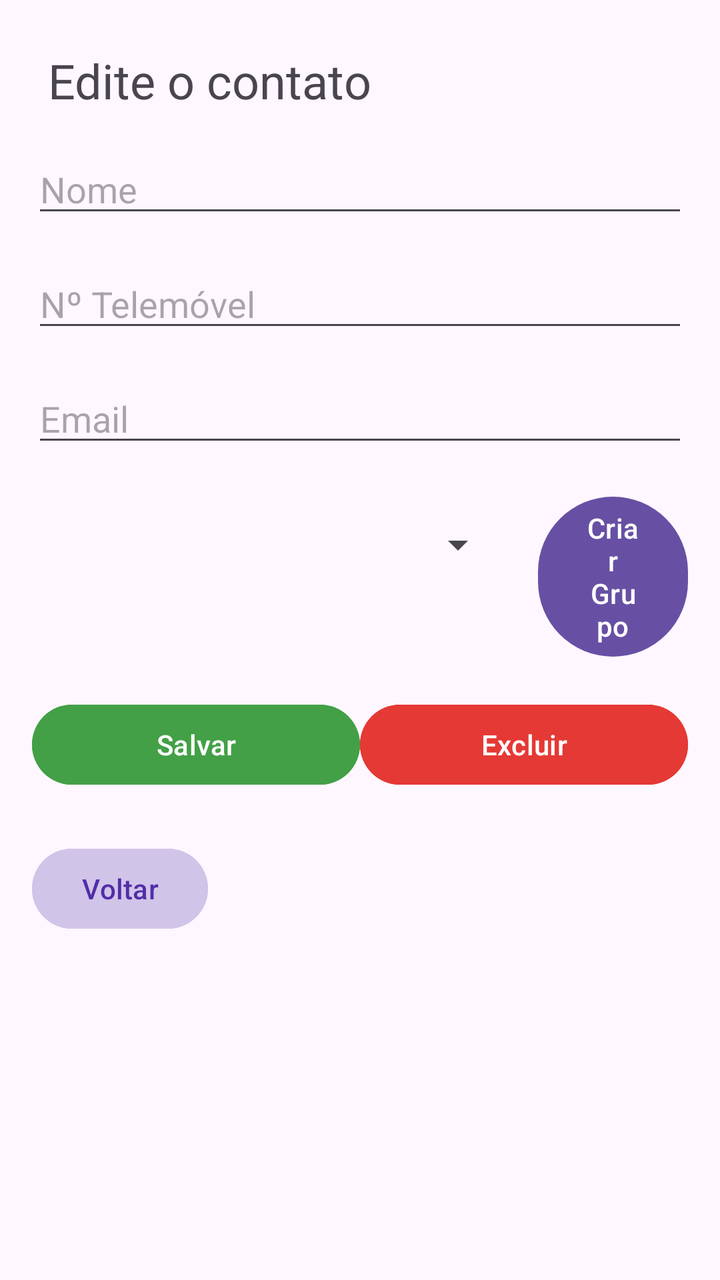
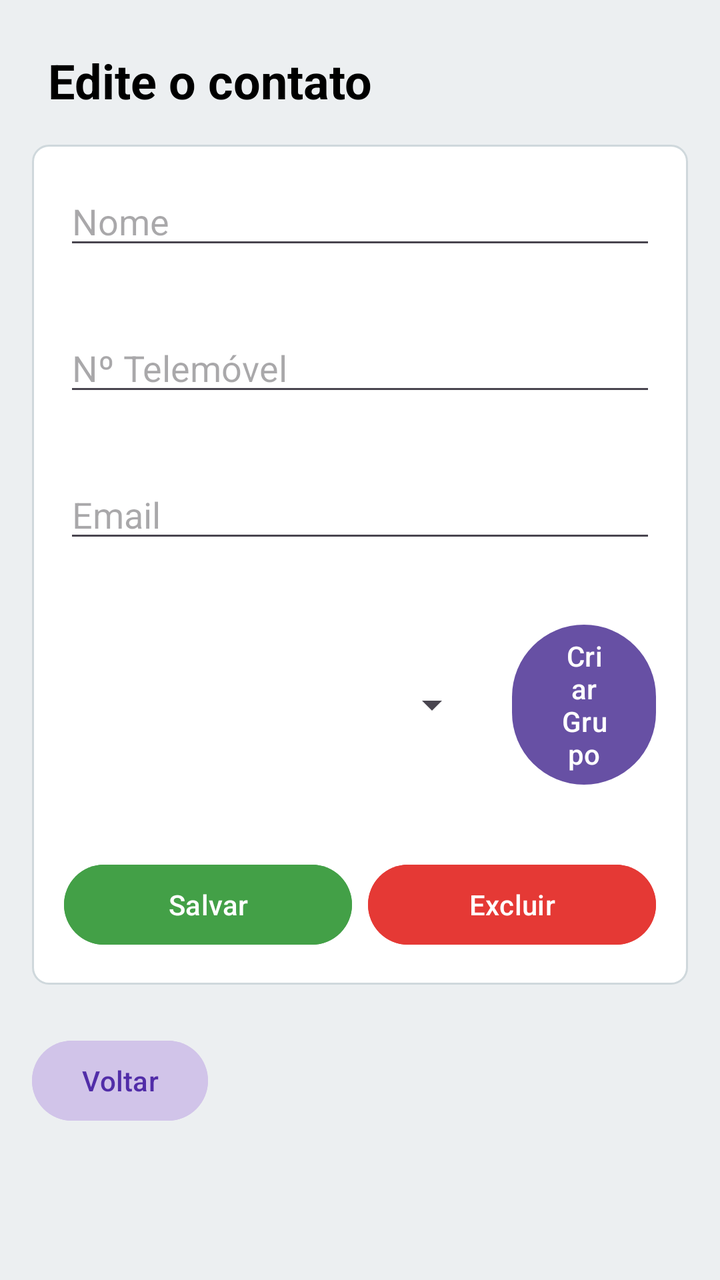

Compare the two renders of this Android layout. The source of the first and the diff that turns it into the second are given below.
<!-- AndroidManifest.xml: application theme Theme.ListaDeContatos -->
<!-- res/layout/editar_contato_activity.xml -->
<?xml version="1.0" encoding="utf-8"?>
<androidx.constraintlayout.widget.ConstraintLayout xmlns:android="http://schemas.android.com/apk/res/android"
    android:layout_width="match_parent"
    android:layout_height="match_parent"
    xmlns:tools="http://schemas.android.com/tools"
    tools:context=".EditarContatoActivity"
    xmlns:app="http://schemas.android.com/apk/res-auto">

    <TextView
        android:id="@+id/TituloEditar"
        android:layout_width="0dp"
        android:layout_height="wrap_content"
        android:layout_margin="24dp"
        android:text="Edite o contato"
        android:textSize="24sp"
        app:layout_constraintEnd_toEndOf="parent"
        app:layout_constraintStart_toStartOf="parent"
        app:layout_constraintTop_toTopOf="parent" />

    <EditText
        android:id="@+id/edtNomeEditar"
        android:layout_width="0dp"
        android:layout_height="wrap_content"
        android:layout_margin="16dp"
        android:hint="Nome"
        app:layout_constraintEnd_toEndOf="parent"
        app:layout_constraintStart_toStartOf="parent"
        app:layout_constraintTop_toBottomOf="@+id/TituloEditar" />

    <EditText
        android:id="@+id/edtTelemovelEditar"
        android:layout_width="0dp"
        android:layout_height="wrap_content"
        android:hint="Nº Telemóvel"
        app:layout_constraintTop_toBottomOf="@id/edtNomeEditar"
        app:layout_constraintStart_toStartOf="parent"
        app:layout_constraintEnd_toEndOf="parent"
        android:layout_margin="16dp"/>

    <EditText
        android:id="@+id/edtEmailEditar"
        android:layout_width="0dp"
        android:layout_height="wrap_content"
        android:hint="Email"
        app:layout_constraintTop_toBottomOf="@id/edtTelemovelEditar"
        app:layout_constraintStart_toStartOf="parent"
        app:layout_constraintEnd_toEndOf="parent"
        android:layout_margin="16dp"/>


    <LinearLayout
        android:id="@+id/grupoEditar"
        android:layout_width="0dp"
        android:layout_height="wrap_content"
        android:layout_margin="16dp"
        android:orientation="horizontal"
        app:layout_constraintTop_toBottomOf="@id/edtEmailEditar"
        app:layout_constraintStart_toStartOf="parent"
        app:layout_constraintEnd_toEndOf="parent">

        <Spinner
            android:id="@+id/spinnerGrupoEditar"
            android:layout_width="221dp"
            android:layout_height="wrap_content"
            android:layout_margin="16dp"
            app:layout_constraintEnd_toEndOf="parent"
            app:layout_constraintStart_toStartOf="parent"
            app:layout_constraintTop_toBottomOf="@id/edtEmailEditar" />

        <Button
            android:id="@+id/btnCriarGrupoEditar"
            android:layout_width="wrap_content"
            android:layout_height="wrap_content"
            android:layout_weight="1"
            android:text="Criar Grupo" />

    </LinearLayout>


    <LinearLayout
        android:id="@+id/btnSalvarExcluirEditar"
        android:layout_width="0dp"
        android:layout_height="wrap_content"
        android:layout_margin="16dp"
        android:orientation="horizontal"
        app:layout_constraintTop_toBottomOf="@id/grupoEditar"
        app:layout_constraintStart_toStartOf="parent"
        app:layout_constraintEnd_toEndOf="parent">

        <Button
            android:id="@+id/btnSalvarEditar"
            android:layout_width="0dp"
            android:layout_height="wrap_content"
            android:layout_weight="1"
            android:backgroundTint="@color/green_600"
            android:text="Salvar"/>

        <Button
            android:id="@+id/btnExcluirEditar"
            android:layout_width="0dp"
            android:layout_height="wrap_content"
            android:layout_weight="1"
            android:backgroundTint="@color/red_600"
            android:text="Excluir" />
    </LinearLayout>


    <Button
        android:id="@+id/btnVoltarEditar"
        android:layout_width="0dp"
        android:layout_height="wrap_content"
        android:layout_marginTop="24dp"
        android:layout_marginLeft="16dp"
        android:layout_weight="1"
        android:backgroundTint="@color/purple_100"
        android:text="Voltar"
        android:textColor="@color/purple_700"
        app:layout_constraintStart_toStartOf="parent"
        app:layout_constraintTop_toBottomOf="@+id/btnSalvarExcluirEditar" />

</androidx.constraintlayout.widget.ConstraintLayout>
<!-- resources referenced by this layout -->
<resources>
  <color name="green_600">#43A047</color>
  <color name="purple_100">#D1C4E9</color>
  <color name="purple_700">#512DA8</color>
  <color name="red_600">#E53935</color>
  <style name="Theme.ListaDeContatos" parent="Base.Theme.ListaDeContatos" />
  <style name="Base.Theme.ListaDeContatos" parent="Theme.Material3.DayNight.NoActionBar">
          
          
      </style>
</resources>

<!-- the commit's change to res/layout/editar_contato_activity.xml (unified diff, before → after) -->
@@ -2,6 +2,7 @@
 <androidx.constraintlayout.widget.ConstraintLayout xmlns:android="http://schemas.android.com/apk/res/android"
     android:layout_width="match_parent"
     android:layout_height="match_parent"
+    android:background="@color/blueGrey_50"
     xmlns:tools="http://schemas.android.com/tools"
     tools:context=".EditarContatoActivity"
     xmlns:app="http://schemas.android.com/apk/res-auto">
@@ -12,110 +13,117 @@
         android:layout_height="wrap_content"
         android:layout_margin="24dp"
         android:text="Edite o contato"
+        android:textStyle="bold"
+        android:textColor="@color/black"
         android:textSize="24sp"
         app:layout_constraintEnd_toEndOf="parent"
         app:layout_constraintStart_toStartOf="parent"
         app:layout_constraintTop_toTopOf="parent" />
 
-    <EditText
-        android:id="@+id/edtNomeEditar"
-        android:layout_width="0dp"
+
+    <LinearLayout
+        android:id="@+id/itenEditar"
+        android:layout_width="match_parent"
         android:layout_height="wrap_content"
+        android:layout_marginTop="24dp"
+        android:background="@drawable/borda_arredondada"
+        android:orientation="vertical"
         android:layout_margin="16dp"
-        android:hint="Nome"
         app:layout_constraintEnd_toEndOf="parent"
-        app:layout_constraintStart_toStartOf="parent"
-        app:layout_constraintTop_toBottomOf="@+id/TituloEditar" />
+        app:layout_constraintTop_toBottomOf="@+id/TituloEditar">
 
-    <EditText
-        android:id="@+id/edtTelemovelEditar"
-        android:layout_width="0dp"
-        android:layout_height="wrap_content"
-        android:hint="Nº Telemóvel"
-        app:layout_constraintTop_toBottomOf="@id/edtNomeEditar"
-        app:layout_constraintStart_toStartOf="parent"
-        app:layout_constraintEnd_toEndOf="parent"
-        android:layout_margin="16dp"/>
+        <EditText
+            android:id="@+id/edtNomeEditar"
+            android:layout_width="match_parent"
+            android:layout_height="wrap_content"
+            android:layout_margin="16dp"
+            android:hint="Nome" />
 
-    <EditText
-        android:id="@+id/edtEmailEditar"
-        android:layout_width="0dp"
-        android:layout_height="wrap_content"
-        android:hint="Email"
-        app:layout_constraintTop_toBottomOf="@id/edtTelemovelEditar"
-        app:layout_constraintStart_toStartOf="parent"
-        app:layout_constraintEnd_toEndOf="parent"
-        android:layout_margin="16dp"/>
+        <EditText
+            android:id="@+id/edtTelemovelEditar"
+            android:layout_width="match_parent"
+            android:layout_height="wrap_content"
+            android:layout_margin="16dp"
+            android:hint="Nº Telemóvel" />
+
+        <EditText
+            android:id="@+id/edtEmailEditar"
+            android:layout_width="match_parent"
+            android:layout_height="wrap_content"
+            android:layout_margin="16dp"
+            android:hint="Email" />
 
 
-    <LinearLayout
-        android:id="@+id/grupoEditar"
-        android:layout_width="0dp"
-        android:layout_height="wrap_content"
-        android:layout_margin="16dp"
-        android:orientation="horizontal"
-        app:layout_constraintTop_toBottomOf="@id/edtEmailEditar"
-        app:layout_constraintStart_toStartOf="parent"
-        app:layout_constraintEnd_toEndOf="parent">
-
-        <Spinner
-            android:id="@+id/spinnerGrupoEditar"
-            android:layout_width="221dp"
+        <LinearLayout
+            android:id="@+id/grupoEditar"
+            android:layout_width="match_parent"
             android:layout_height="wrap_content"
             android:layout_margin="16dp"
+            android:gravity="center_vertical"
+            android:orientation="horizontal">
+
+            <Spinner
+                android:id="@+id/spinnerGrupoEditar"
+                android:layout_width="192dp"
+                android:layout_height="wrap_content"
+                android:layout_margin="16dp"
+                app:layout_constraintEnd_toEndOf="parent"
+                app:layout_constraintStart_toStartOf="parent"
+                app:layout_constraintTop_toBottomOf="@id/edtEmailEditar" />
+
+            <Button
+                android:id="@+id/btnCriarGrupoEditar"
+                android:layout_width="wrap_content"
+                android:layout_height="wrap_content"
+                android:layout_weight="1"
+                android:text="Criar Grupo" />
+
+        </LinearLayout>
+
+
+        <LinearLayout
+            android:id="@+id/btnSalvarExcluirEditar"
+            android:layout_width="match_parent"
+            android:layout_height="wrap_content"
+            android:layout_margin="16dp"
+            android:orientation="horizontal"
             app:layout_constraintEnd_toEndOf="parent"
             app:layout_constraintStart_toStartOf="parent"
-            app:layout_constraintTop_toBottomOf="@id/edtEmailEditar" />
+            app:layout_constraintTop_toBottomOf="@id/grupoEditar">
 
-        <Button
-            android:id="@+id/btnCriarGrupoEditar"
-            android:layout_width="wrap_content"
-            android:layout_height="wrap_content"
-            android:layout_weight="1"
-            android:text="Criar Grupo" />
+            <Button
+                android:id="@+id/btnSalvarEditar"
+                android:layout_width="0dp"
+                android:layout_height="wrap_content"
+                android:layout_marginRight="4dp"
+                android:layout_weight="1"
+                android:backgroundTint="@color/green_600"
+                android:text="Salvar" />
+
+            <Button
+                android:id="@+id/btnExcluirEditar"
+                android:layout_width="0dp"
+                android:layout_height="wrap_content"
+                android:layout_marginLeft="4dp"
+                android:layout_weight="1"
+                android:backgroundTint="@color/red_600"
+                android:text="Excluir" />
+        </LinearLayout>
+
 
     </LinearLayout>
-
-
-    <LinearLayout
-        android:id="@+id/btnSalvarExcluirEditar"
-        android:layout_width="0dp"
-        android:layout_height="wrap_content"
-        android:layout_margin="16dp"
-        android:orientation="horizontal"
-        app:layout_constraintTop_toBottomOf="@id/grupoEditar"
-        app:layout_constraintStart_toStartOf="parent"
-        app:layout_constraintEnd_toEndOf="parent">
-
-        <Button
-            android:id="@+id/btnSalvarEditar"
-            android:layout_width="0dp"
-            android:layout_height="wrap_content"
-            android:layout_weight="1"
-            android:backgroundTint="@color/green_600"
-            android:text="Salvar"/>
-
-        <Button
-            android:id="@+id/btnExcluirEditar"
-            android:layout_width="0dp"
-            android:layout_height="wrap_content"
-            android:layout_weight="1"
-            android:backgroundTint="@color/red_600"
-            android:text="Excluir" />
-    </LinearLayout>
-
 
     <Button
         android:id="@+id/btnVoltarEditar"
         android:layout_width="0dp"
         android:layout_height="wrap_content"
+        android:layout_marginStart="16dp"
         android:layout_marginTop="24dp"
-        android:layout_marginLeft="16dp"
         android:layout_weight="1"
         android:backgroundTint="@color/purple_100"
         android:text="Voltar"
         android:textColor="@color/purple_700"
         app:layout_constraintStart_toStartOf="parent"
-        app:layout_constraintTop_toBottomOf="@+id/btnSalvarExcluirEditar" />
+        app:layout_constraintTop_toBottomOf="@+id/itenEditar" />
 
 </androidx.constraintlayout.widget.ConstraintLayout>
<!-- resource entries referenced after the edit -->
@@ -1,10 +1,30 @@
 <!-- resources referenced by this layout -->
 <resources>
+  <color name="black">#FF000000</color>
+  <color name="blueGrey_50">#ECEFF1</color>
   <color name="green_600">#43A047</color>
   <color name="purple_100">#D1C4E9</color>
   <color name="purple_700">#512DA8</color>
   <color name="red_600">#E53935</color>
+  <!-- drawable borda_arredondada (drawable) -->
+  <?xml version="1.0" encoding="utf-8"?>
+  <shape xmlns:android="http://schemas.android.com/apk/res/android"
+      android:shape="rectangle">
+  
+      
+      <solid android:color="#FFFFFF"/> 
+  
+      
+      <corners android:radius="8dp"/> 
+  
+      
+      <stroke
+          android:width="1dp"
+          android:color="@color/blueGrey_100"/> 
+  
+  </shape>
   <style name="Theme.ListaDeContatos" parent="Base.Theme.ListaDeContatos" />
+  <color name="blueGrey_100">#CFD8DC</color>
   <style name="Base.Theme.ListaDeContatos" parent="Theme.Material3.DayNight.NoActionBar">
           
           
